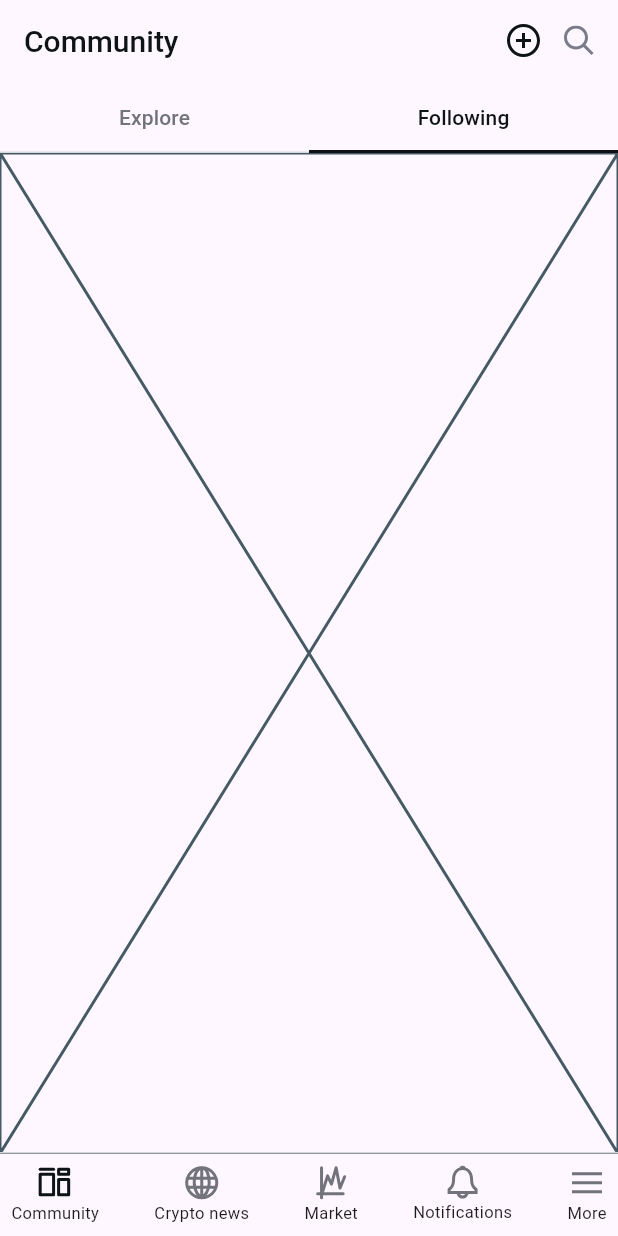
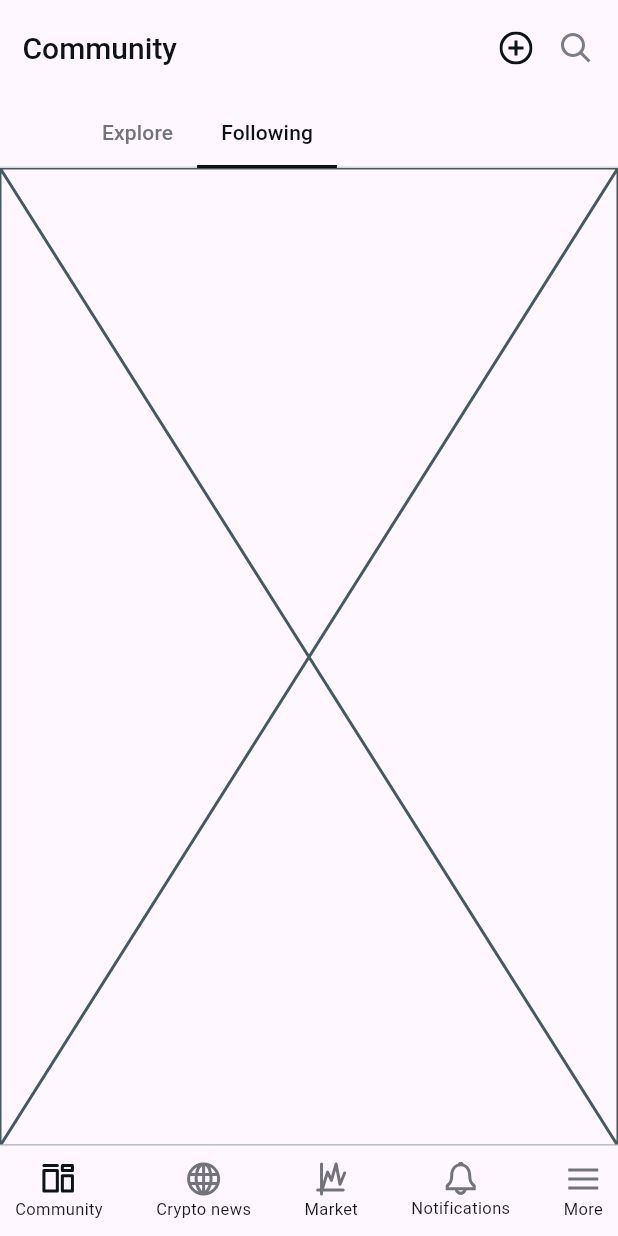
Before and after one commit to Vatalka/project_from_figma, a Flutter app: the screen it shows after launch, tab 2 chosen, on a phone screen of 412 x 824 dp. Run offline on Flutter 3.47's test engine with Material 2 defaults, Android fonts, the phone set to English and light mode, and no system bars; our stand-ins replace flutter_svg.

Commit message:
commit 2

```diff
--- a/lib/main.dart
+++ b/lib/main.dart
@@ -29,60 +29,48 @@ class MyHomePage extends StatelessWidget {
       length: 2,
       child: Scaffold(
         appBar: AppBar(
-          toolbarHeight: 54,
           titleSpacing: 0,
-          title: Row(
-            mainAxisSize: MainAxisSize.max,
-            mainAxisAlignment: MainAxisAlignment.spaceBetween,
-            children: [
-              Padding(
-                padding: const EdgeInsets.all(16.0),
-                child: Text(
-                  'Community',
-                  style: TextStyle(
+          titleTextStyle: TextStyle(
             fontSize: 20,
             fontWeight: FontWeight.w500,
             color: Color.fromRGBO(14, 19, 24, 1),
           ),
-                ),
-              ),
+          toolbarHeight: 64,
+          actions: [
             Row(
               children: [
-                  Assets.icons.iconAdd.svg(),
                 Padding(
-                    padding: const EdgeInsets.all(16.0),
+                  padding: const EdgeInsets.fromLTRB(17, 17, 1, 17),
+                  child: Assets.icons.iconAdd.svg(),
+                ),
+                Padding(
+                  padding: const EdgeInsets.all(18),
                   child: Assets.icons.iconFind.svg(),
                 ),
               ],
             ),
           ],
+          title: Padding(
+            padding: const EdgeInsets.all(15.0),
+            child: Text('Community'),
           ),
           bottom: const TabBar(
+            labelStyle: TextStyle(fontSize: 14, fontWeight: FontWeight.w500),
+            labelColor: Color.fromRGBO(14, 19, 24, 1),
+            indicatorSize: TabBarIndicatorSize.tab,
             indicatorColor: Color.fromRGBO(15, 16, 20, 1),
-            indicatorSize: TabBarIndicatorSize.tab,
             dividerColor: Color.fromRGBO(214, 214, 214, 1),
-            labelColor: Color.fromRGBO(14, 19, 24, 1),
             unselectedLabelColor: Color.fromRGBO(115, 116, 123, 1),
+            isScrollable: true,
+            padding: EdgeInsets.only(right: 400),
             tabs: <Widget>[
               Tab(
                 height: 44,
-                child: Text(
-                  'Explore',
-                  style: TextStyle(
-                    fontSize: 14,
-                    fontWeight: FontWeight.w500,
-                  ),
-                ),
+                child: Text('Explore'),
               ),
               Tab(
                 height: 44,
-                child: Text(
-                  'Following',
-                  style: TextStyle(
-                    fontSize: 14,
-                    fontWeight: FontWeight.w500,
-                  ),
-                ),
+                child: Text('Following'),
               ),
             ],
           ),
@@ -99,6 +87,73 @@ class MyHomePage extends StatelessWidget {
   }
 }
 
+class ViewExplore extends StatelessWidget {
+  const ViewExplore({super.key});
+
+  @override
+  Widget build(BuildContext context) {
+    return Column(
+      children: [
+        MyDivider(),
+        Column(
+          crossAxisAlignment: CrossAxisAlignment.start,
+          children: [
+            Padding(
+              padding: const EdgeInsets.all(16.0),
+              child: Text(
+                '🔥 Hot today',
+                style: TextStyle(
+                  fontSize: 14,
+                  fontWeight: FontWeight.w500,
+                  color: Color.fromRGBO(14, 19, 24, 1),
+                ),
+              ),
+            ),
+            SizedBox(
+              height: 64,
+              width: 500,
+              child: ListView(
+                scrollDirection: Axis.horizontal,
+                padding: const EdgeInsets.fromLTRB(16, 1, 8, 16),
+                children: <Widget>[
+                  MyCard(tagName: '#Trading'),
+                  MyCard(tagName: '#PlayToEarn'),
+                  MyCard(tagName: '#Defi'),
+                  MyCard(tagName: '#TradeMarket'),
+                  MyCard(tagName: '#PlayToEarn'),
+                  MyCard(tagName: '#Defi'),
+                ],
+              ),
+            ),
+          ],
+        ),
+        MyDivider(),
+        SizedBox(
+          height: 62,
+          width: 360,
+          child: Row(
+            children: [
+              Assets.images.imageAvatar.svg(),
+              Text("What's goind on?"),
+            ],
+          ),
+        ),
+        MyDivider(),
+        Assets.images.imagePost1.svg(),
+      ],
+    );
+  }
+}
+
+class ViewFallowing extends StatelessWidget {
+  const ViewFallowing({super.key});
+
+  @override
+  Widget build(BuildContext context) {
+    return Placeholder();
+  }
+}
+
 class MyDivider extends StatelessWidget {
   const MyDivider({super.key});
 
@@ -108,47 +163,6 @@ class MyDivider extends StatelessWidget {
       height: 8,
       thickness: 8,
       color: Color.fromRGBO(240, 240, 240, 1),
-    );
-  }
-}
-
-class ViewExplore extends StatelessWidget {
-  const ViewExplore({super.key});
-
-  @override
-  Widget build(BuildContext context) {
-    return Column(
-      children: [
-        MyDivider(),
-        Column(
-          children: [
-            Row(
-              children: [
-                Padding(
-                  padding: const EdgeInsets.all(12.0),
-                  child: Text(
-                    '🔥 Hot today',
-                    style: TextStyle(
-                      fontSize: 14,
-                      fontWeight: FontWeight.w500,
-                      color: Color.fromRGBO(14, 19, 24, 1),
-                    ),
-                  ),
-                ),
-              ],
-            ),
-            Row(
-              children: [
-                MyCard(tagName: '#Trading'),
-                MyCard(tagName: '#PlayToEarn'),
-                MyCard(tagName: '#Defi'),
-                MyCard(tagName: '#Trade'),
-              ],
-            ),
-          ],
-        ),
-        MyDivider(),
-      ],
     );
   }
 }
@@ -171,25 +185,13 @@ class MyCard extends StatelessWidget {
       shape: RoundedRectangleBorder(
         borderRadius: BorderRadiusDirectional.circular(24),
       ),
-      child: SizedBox(
-        height: 36,
-        width: 90,
       child: Center(
-            child: Text(
-          tagName,
-          style: styleTagText,
-        )),
+        child: Padding(
+          padding: EdgeInsets.fromLTRB(12, 8, 12, 8),
+          child: Text(tagName, style: styleTagText),
+        ),
       ),
     );
-  }
-}
-
-class ViewFallowing extends StatelessWidget {
-  const ViewFallowing({super.key});
-
-  @override
-  Widget build(BuildContext context) {
-    return Placeholder();
   }
 }
 
@@ -198,20 +200,19 @@ class MyBottomNavigationBar extends StatelessWidget {
 
   @override
   Widget build(BuildContext context) {
-    final styleBottomBarText = TextStyle(
-      fontSize: 11,
-      fontWeight: FontWeight.w400,
-    );
+    final textStyleBottomBar =
+        TextStyle(fontSize: 11, fontWeight: FontWeight.w400);
 
-    return Column(
-      mainAxisSize: MainAxisSize.min,
+    return SizedBox(
+      height: 60,
+      child: Column(
         children: [
           Divider(
             height: 0,
             color: Color.fromRGBO(214, 214, 214, 1),
           ),
           Padding(
-          padding: const EdgeInsets.all(7.5),
+            padding: const EdgeInsets.all(10),
             child: Row(
               mainAxisSize: MainAxisSize.max,
               mainAxisAlignment: MainAxisAlignment.spaceBetween,
@@ -219,42 +220,43 @@ class MyBottomNavigationBar extends StatelessWidget {
                 Column(
                   mainAxisSize: MainAxisSize.min,
                   children: [
-                  Assets.icons.icon_community.svg(),
-                  Text('Community', style: styleBottomBarText),
+                    Assets.icons.iconCommunity.svg(),
+                    Text('Community', style: textStyleBottomBar),
                   ],
                 ),
                 Column(
                   mainAxisSize: MainAxisSize.min,
                   children: [
-                  Assets.icons.icon_crypto_news.svg(),
-                  Text('Crypto news', style: styleBottomBarText),
+                    Assets.icons.iconCryptoNews.svg(),
+                    Text('Crypto news', style: textStyleBottomBar),
                   ],
                 ),
                 Column(
                   mainAxisSize: MainAxisSize.min,
                   children: [
-                  Assets.icons.icon_market.svg(),
-                  Text('Market', style: styleBottomBarText),
+                    Assets.icons.iconMarket.svg(),
+                    Text('Market', style: textStyleBottomBar),
                   ],
                 ),
                 Column(
                   mainAxisSize: MainAxisSize.min,
                   children: [
-                  Assets.icons.icon_notifications.svg(),
-                  Text('Notifications', style: styleBottomBarText),
+                    Assets.icons.iconNotifications.svg(),
+                    Text('Notifications', style: textStyleBottomBar),
                   ],
                 ),
                 Column(
                   mainAxisSize: MainAxisSize.min,
                   children: [
-                  Assets.icons.icon_more.svg(),
-                  Text('More', style: styleBottomBarText),
+                    Assets.icons.iconMore.svg(),
+                    Text('More', style: textStyleBottomBar),
                   ],
                 ),
               ],
             ),
           ),
         ],
+      ),
     );
   }
 }
--- a/pubspec.yaml
+++ b/pubspec.yaml
@@ -72,7 +72,7 @@ flutter:
   # To add assets to your application, add an assets section, like this:
   assets:
     - assets/icons/
-  #  - assets/images/
+    - assets/images/
   #   - images/a_dot_ham.jpeg
 
   # An image asset can refer to one or more resolution-specific "variants", see
```
Also changed, not shown: lib/gen/assets.gen.dart (+42 -15 lines), assets/images/image_avatar.svg (added), assets/images/image_post_1.svg (added). Lines whose indentation alone changed are shown as unchanged.
